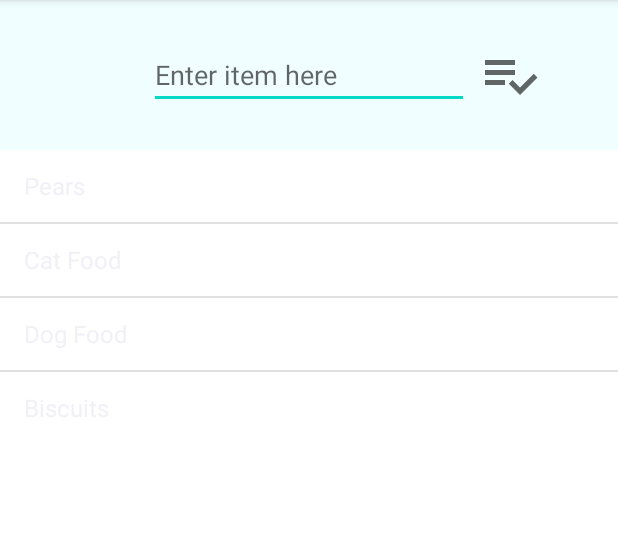
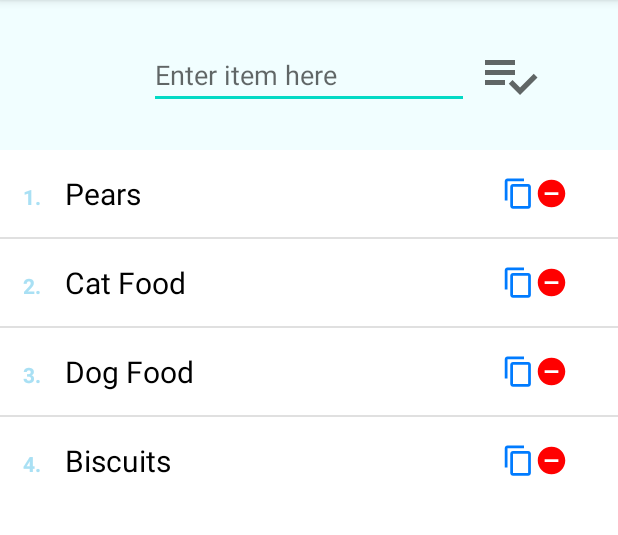
Before and after one commit to KeyboardKitten/ShoppingListvV2, an Android app: the screen it shows after launch (MainActivity), on a phone screen of 412 x 824 dp, the part 84-619 px from its top. Run offline under Robolectric (Android 15) with nearby library versions, the phone set to English and light mode, and no system bars.

Commit message:
Buttons added for removing items within the ListView

```diff
--- /dev/null
+++ b/app/src/main/java/com/example/shoppinglist/ListViewAdapter.java
@@ -0,0 +1,61 @@
+package com.example.shoppinglist;
+
+import android.app.Activity;
+import android.content.Context;
+import android.view.LayoutInflater;
+import android.view.View;
+import android.view.ViewGroup;
+import android.widget.ArrayAdapter;
+import android.widget.ImageView;
+import android.widget.TextView;
+
+import androidx.annotation.NonNull;
+import androidx.annotation.Nullable;
+
+import java.util.ArrayList;
+
+public class ListViewAdapter extends ArrayAdapter<String> {
+
+    ArrayList<String> list;
+    Context context;
+
+    public ListViewAdapter(@NonNull Context context, ArrayList<String> items) {
+        super(context, R.layout.list_row, items);
+        this.context = context;
+        list = items;
+    }
+
+
+    @NonNull
+    @Override
+    public View getView(int position, @Nullable View convertView, @NonNull ViewGroup parent) {
+        if(convertView == null){
+            LayoutInflater layoutInflater = (LayoutInflater) context.getSystemService(Activity.LAYOUT_INFLATER_SERVICE);
+            convertView = layoutInflater.inflate(R.layout.list_row, null);
+
+            TextView number = convertView.findViewById(R.id.number);
+            number.setText(position + 1 + ".");
+
+            TextView name = convertView.findViewById(R.id.name);
+            name.setText(list.get(position));
+
+            ImageView duplicate = convertView.findViewById(R.id.copy);
+            ImageView remove = convertView.findViewById(R.id.remove);
+
+            duplicate.setOnClickListener(new View.OnClickListener() {
+                @Override
+                public void onClick(View v) {
+                    MainActivity.addItem(list.get(position));
+                }
+            });
+
+            remove.setOnClickListener(new View.OnClickListener() {
+                @Override
+                public void onClick(View v) {
+                    MainActivity.removeItem(position);
+                }
+            });
+        }
+        return convertView;
+    }
+}
--- a/app/src/main/java/com/example/shoppinglist/MainActivity.java
+++ b/app/src/main/java/com/example/shoppinglist/MainActivity.java
@@ -16,9 +16,9 @@ import java.util.ArrayList;
 
 public class MainActivity extends AppCompatActivity {
 
-    ListView listView;
-    ArrayList<String> items;
-    ArrayAdapter<String> adapter;
+    static ListView listView;
+    static ArrayList<String> items;
+    static ListViewAdapter adapter;
     EditText input;
     ImageView enter;
 
@@ -50,12 +50,13 @@ public class MainActivity extends AppCompatActivity {
         listView.setOnItemLongClickListener(new AdapterView.OnItemLongClickListener() {
             @Override
             public boolean onItemLongClick(AdapterView<?> parent, View view, int position, long id) {
-                makeToast("Long press " + items.get(position));
+                makeToast("Removed " + items.get(position));
+                removeItem(position);
                 return false;
             }
         });
 
-        adapter = new ArrayAdapter<>(getApplicationContext(), android.R.layout.simple_list_item_1, items);
+        adapter = new ListViewAdapter(getApplicationContext(), items);
 
         listView.setAdapter(adapter);
 
@@ -82,8 +83,13 @@ public class MainActivity extends AppCompatActivity {
         toast.show();
     }
 
-    public void addItem(String item){
+    public static void addItem(String item){
         items.add(item);
         adapter.notifyDataSetChanged();
     }
+
+    static void removeItem(int remove){
+        items.remove(remove);
+        adapter.notifyDataSetChanged();
+    }
 }
--- /dev/null
+++ b/app/src/main/res/drawable/duplicate.xml
@@ -0,0 +1,5 @@
+<vector android:height="24dp" android:tint="#007BFF"
+    android:viewportHeight="24" android:viewportWidth="24"
+    android:width="24dp" xmlns:android="http://schemas.android.com/apk/res/android">
+    <path android:fillColor="@android:color/white" android:pathData="M16,1L4,1c-1.1,0 -2,0.9 -2,2v14h2L4,3h12L16,1zM19,5L8,5c-1.1,0 -2,0.9 -2,2v14c0,1.1 0.9,2 2,2h11c1.1,0 2,-0.9 2,-2L21,7c0,-1.1 -0.9,-2 -2,-2zM19,21L8,21L8,7h11v14z"/>
+</vector>
--- /dev/null
+++ b/app/src/main/res/drawable/remove.xml
@@ -0,0 +1,5 @@
+<vector android:height="24dp" android:tint="#FF0000"
+    android:viewportHeight="24" android:viewportWidth="24"
+    android:width="24dp" xmlns:android="http://schemas.android.com/apk/res/android">
+    <path android:fillColor="@android:color/white" android:pathData="M12,2C6.48,2 2,6.48 2,12s4.48,10 10,10 10,-4.48 10,-10S17.52,2 12,2zM17,13L7,13v-2h10v2z"/>
+</vector>
--- /dev/null
+++ b/app/src/main/res/layout/list_row.xml
@@ -0,0 +1,48 @@
+<?xml version="1.0" encoding="utf-8"?>
+<RelativeLayout
+    xmlns:android="http://schemas.android.com/apk/res/android"
+    android:layout_width="match_parent"
+    android:layout_height="match_parent"
+    android:padding="15sp"
+    >
+
+    <TextView
+        android:layout_width="wrap_content"
+        android:layout_height="wrap_content"
+        android:id="@+id/number"
+        android:layout_alignBaseline="@+id/name"
+        android:layout_marginBottom="2sp"
+        android:textColor="#A9E0F4"
+        android:textStyle="bold"
+        />
+
+    <TextView
+        android:layout_width="wrap_content"
+        android:layout_height="wrap_content"
+        android:id="@+id/name"
+        android:layout_centerVertical="true"
+        android:layout_marginLeft="28sp"
+        android:textColor="#000"
+        android:textSize="20sp"
+        />
+
+    <ImageView
+        android:layout_width="22sp"
+        android:layout_height="22sp"
+        android:id="@+id/copy"
+        android:layout_toLeftOf="@+id/remove"
+        android:layout_centerVertical="true"
+        android:src="@drawable/duplicate"
+        />
+
+    <ImageView
+        android:layout_width="22sp"
+        android:layout_height="22sp"
+        android:id="@+id/remove"
+        android:layout_centerVertical="true"
+        android:layout_marginRight="18sp"
+        android:layout_alignParentRight="true"
+        android:src="@drawable/remove"
+        />
+
+</RelativeLayout>
```
